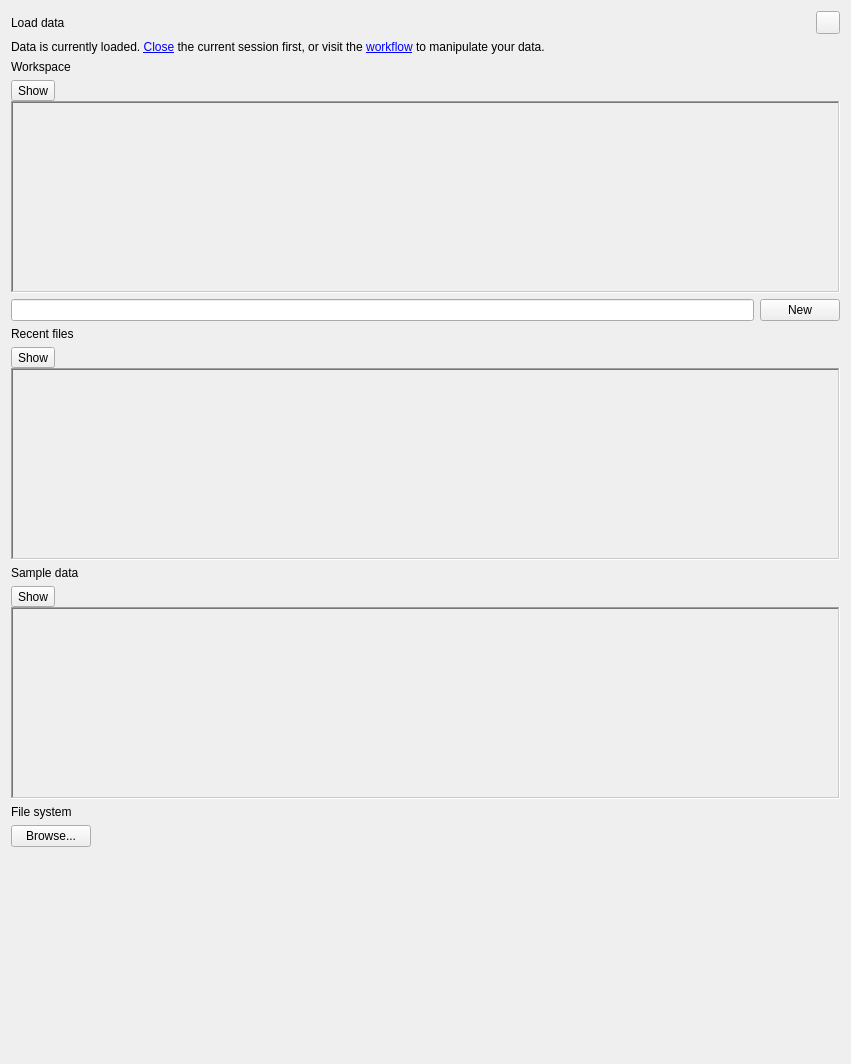
The window that groot_gui/forms/designer/frm_samples_designer.ui (JMcInerneyLab/groot) describes before a commit, drawn with Qt 5.
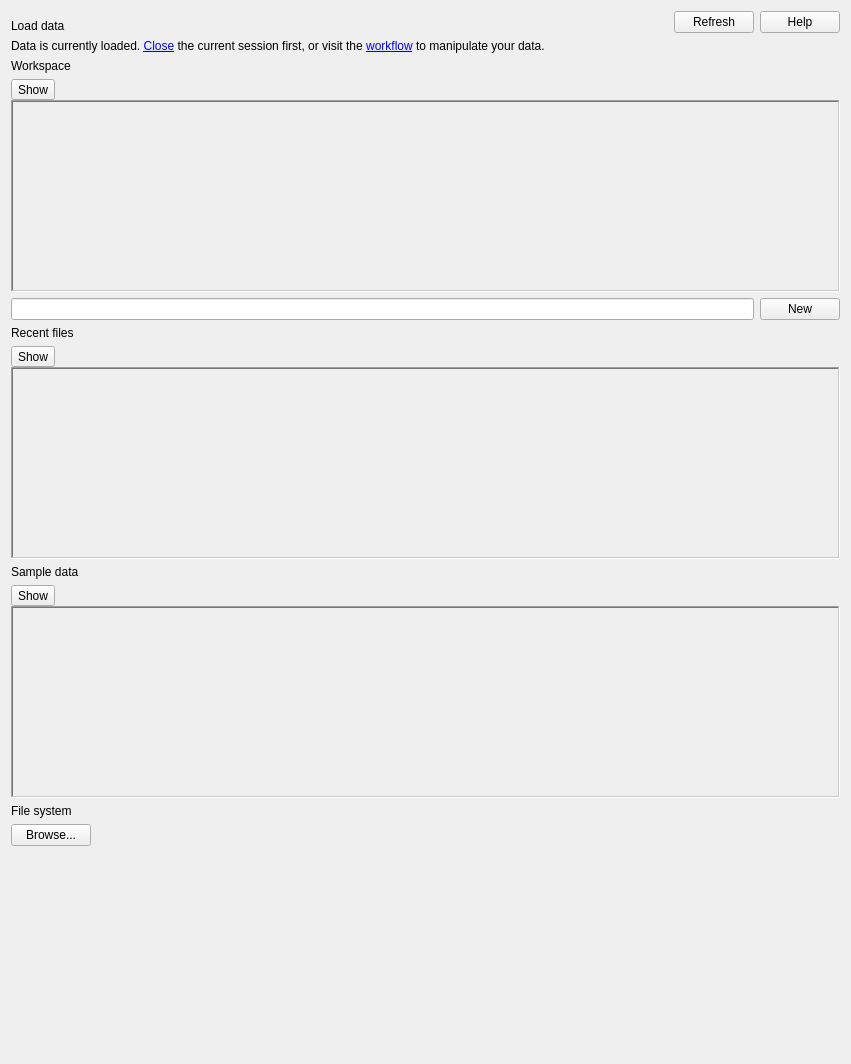
The same window after the commit. Icons and pictures are not drawn.

Commit message: updated readme, gui provides help

The edit to the form file:
```diff
--- a/groot_gui/forms/designer/frm_samples_designer.ui
+++ b/groot_gui/forms/designer/frm_samples_designer.ui
@@ -22,7 +22,7 @@
   <layout class="QVBoxLayout" name="verticalLayout">
    <item>
     <layout class="QHBoxLayout" name="horizontalLayout_2">
-     <item>
+     <item alignment="Qt::AlignBottom">
       <widget class="QLabel" name="LBL_TITLE_MAIN">
        <property name="text">
         <string>Load data</string>
@@ -33,21 +33,42 @@
       </widget>
      </item>
      <item>
-      <widget class="QToolButton" name="BTN_REFRESH">
+      <widget class="QPushButton" name="BTN_REFRESH">
        <property name="sizePolicy">
         <sizepolicy hsizetype="Fixed" vsizetype="Fixed">
          <horstretch>0</horstretch>
          <verstretch>0</verstretch>
         </sizepolicy>
        </property>
-       <property name="maximumSize">
-        <size>
-         <width>24</width>
-         <height>24</height>
-        </size>
+       <property name="text">
+        <string>Refresh</string>
        </property>
-       <property name="style" stdset="0">
-        <string>refresh</string>
+       <property name="icon">
+        <iconset resource="../resources/resources.qrc">
+         <normaloff>:/groot/refresh.svg</normaloff>:/groot/refresh.svg</iconset>
+       </property>
+       <property name="autoDefault">
+        <bool>false</bool>
+       </property>
+      </widget>
+     </item>
+     <item>
+      <widget class="QPushButton" name="BTN_HELP">
+       <property name="sizePolicy">
+        <sizepolicy hsizetype="Fixed" vsizetype="Fixed">
+         <horstretch>0</horstretch>
+         <verstretch>0</verstretch>
+        </sizepolicy>
+       </property>
+       <property name="text">
+        <string>Help</string>
+       </property>
+       <property name="icon">
+        <iconset resource="../resources/resources.qrc">
+         <normaloff>:/groot/help.svg</normaloff>:/groot/help.svg</iconset>
+       </property>
+       <property name="autoDefault">
+        <bool>false</bool>
        </property>
       </widget>
      </item>
```
Left out of the diff: 2 changed lines with no effect on the pictures. The commit also changes 73 other files.
